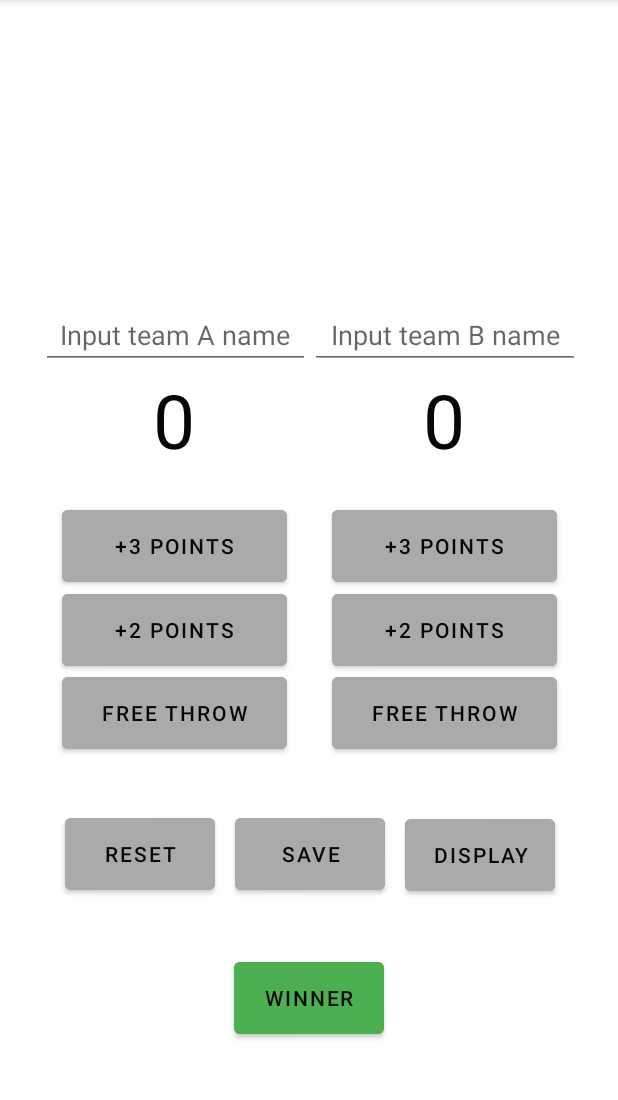
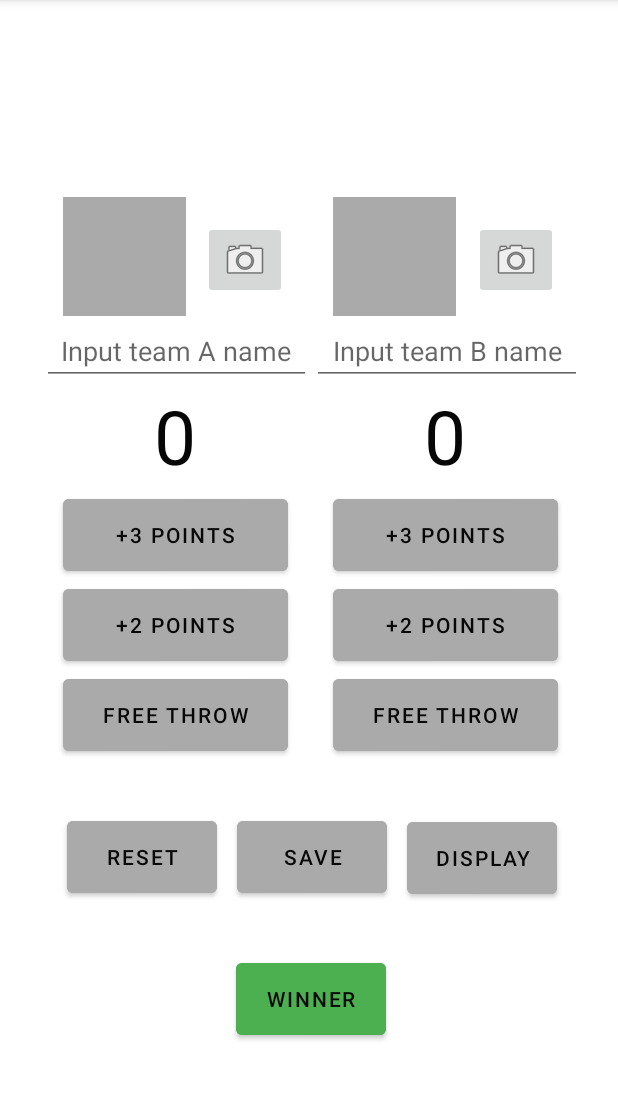
Before and after one commit to vandrews7/CS4518-Programming3, an Android app: the screen it shows after launch (MainActivity), after a tap on an icon or button, on a phone screen of 412 x 824 dp, the part 84-1184 px from its top. Run offline under Robolectric (Android 15) with nearby library versions, the phone set to English and light mode, and no system bars.

Commit message:
adding image space and button to layout

```diff
--- a/app/src/main/java/com/example/basketballcounter/Game.kt
+++ b/app/src/main/java/com/example/basketballcounter/Game.kt
@@ -9,4 +9,7 @@ data class Game(val id: UUID = UUID.randomUUID(),
                 var scoreA: Int = 0,
                 var scoreB: Int = 0,
                 var date: Date = Date()
-)
+){
+    val photoFileName
+        get() = "IMG_$id.jpg"
+}
--- a/app/src/main/java/com/example/basketballcounter/GameFragment.kt
+++ b/app/src/main/java/com/example/basketballcounter/GameFragment.kt
@@ -8,10 +8,7 @@ import android.util.Log
 import android.view.LayoutInflater
 import android.view.View
 import android.view.ViewGroup
-import android.widget.Button
-import android.widget.EditText
-import android.widget.TextView
-import android.widget.Toast
+import android.widget.*
 import androidx.fragment.app.Fragment
 import androidx.lifecycle.ViewModelProviders
 import java.util.*
@@ -42,6 +39,10 @@ class GameFragment: Fragment() {
     private lateinit var display: Button
     private lateinit var winnerBtn: Button
     private lateinit var winnerTxt: TextView
+    private lateinit var photoButtonA: ImageButton
+    private lateinit var photoButtonB: ImageButton
+    private lateinit var photoViewA: ImageView
+    private lateinit var photoViewB: ImageView
 
 
     override fun onCreate(savedInstanceState: Bundle?){
@@ -71,6 +72,10 @@ class GameFragment: Fragment() {
         resetBtn = view.findViewById(R.id.reset) as Button
         display = view.findViewById(R.id.displayBtn) as Button
         winnerBtn = view.findViewById(R.id.winner) as Button
+        photoButtonA = view.findViewById(R.id.imageButtonA)
+        photoButtonB = view.findViewById(R.id.imageButtonB)
+        photoViewA = view.findViewById(R.id.teamAIcon)
+        photoViewB = view.findViewById(R.id.teamBIcon)
 
         if(!activity!!.isFinishing && (scoreViewModel.getScoreA() > 0 || scoreViewModel.getScoreB() > 0)) {
             Log.i(TAG, "Persisting score across screen rotation")
--- a/app/src/main/res/layout/fragment_game.xml
+++ b/app/src/main/res/layout/fragment_game.xml
@@ -9,17 +9,17 @@
     <androidx.constraintlayout.widget.ConstraintLayout
         android:id="@+id/constraintLayout"
         android:layout_width="362dp"
-        android:layout_height="304dp"
+        android:layout_height="375dp"
         android:layout_marginStart="24dp"
-        android:layout_marginTop="182dp"
+        android:layout_marginTop="21dp"
         android:layout_marginEnd="24dp"
-        android:layout_marginBottom="245dp"
-        app:layout_constraintBottom_toBottomOf="parent"
         app:layout_constraintEnd_toEndOf="parent"
+        app:layout_constraintHorizontal_bias="1.0"
         app:layout_constraintStart_toStartOf="parent"
-        app:layout_constraintTop_toTopOf="parent">
+        app:layout_constraintTop_toBottomOf="@+id/winnerDisp">
 
         <View
+            android:id="@+id/view"
             android:layout_width="1dp"
             android:layout_height="match_parent"
             android:layout_marginEnd="181dp"
@@ -39,8 +39,7 @@
             app:layout_constraintBottom_toTopOf="@+id/scoreA"
             app:layout_constraintEnd_toStartOf="@+id/guideline5"
             app:layout_constraintHorizontal_bias="1.0"
-            app:layout_constraintStart_toStartOf="parent"
-            app:layout_constraintTop_toTopOf="parent" />
+            app:layout_constraintStart_toStartOf="parent" />
 
         <androidx.constraintlayout.widget.Guideline
             android:id="@+id/guideline5"
@@ -63,32 +62,28 @@
             android:layout_height="45dp"
             android:hint="@string/teamB_hint"
             android:textAlignment="center"
+            app:layout_constraintBottom_toTopOf="@+id/scoreB"
             app:layout_constraintEnd_toEndOf="parent"
-            app:layout_constraintHorizontal_bias="0.0"
-            app:layout_constraintStart_toEndOf="@+id/teamA"
-            app:layout_constraintTop_toTopOf="parent" />
+            app:layout_constraintStart_toEndOf="@+id/teamA" />
 
         <TextView
             android:id="@+id/scoreB"
             android:layout_width="180dp"
-            android:layout_height="90dp"
-            android:layout_marginBottom="169dp"
+            android:layout_height="70dp"
             android:text="0"
             android:textAlignment="center"
             android:textColor="#070707"
             android:textSize="50sp"
-            app:layout_constraintBottom_toBottomOf="parent"
+            app:layout_constraintBottom_toTopOf="@+id/Bpoints3"
             app:layout_constraintEnd_toEndOf="parent"
             app:layout_constraintHorizontal_bias="0.0"
-            app:layout_constraintStart_toEndOf="@+id/scoreA"
-            app:layout_constraintTop_toBottomOf="@+id/teamB" />
+            app:layout_constraintStart_toEndOf="@+id/scoreA" />
 
         <Button
             android:id="@+id/Apoints3"
             android:layout_width="150dp"
             android:layout_height="60dp"
             android:layout_marginStart="16dp"
-            android:layout_marginTop="2dp"
             android:layout_marginEnd="197dp"
             android:backgroundTint="@android:color/darker_gray"
             android:text="@string/three"
@@ -96,68 +91,59 @@
             app:layout_constraintBottom_toTopOf="@+id/Apoints2"
             app:layout_constraintEnd_toEndOf="parent"
             app:layout_constraintHorizontal_bias="0.0"
-            app:layout_constraintStart_toStartOf="parent"
-            app:layout_constraintTop_toBottomOf="@+id/scoreA" />
+            app:layout_constraintStart_toStartOf="parent" />
 
         <Button
             android:id="@+id/Apoints2"
             android:layout_width="150dp"
             android:layout_height="60dp"
             android:layout_marginStart="16dp"
-            android:layout_marginTop="50dp"
             android:layout_marginEnd="198dp"
-            android:layout_marginBottom="50dp"
             android:backgroundTint="@android:color/darker_gray"
             android:text="@string/two"
             android:textColor="#070707"
-            app:layout_constraintBottom_toBottomOf="parent"
+            app:layout_constraintBottom_toTopOf="@+id/Afree"
             app:layout_constraintEnd_toEndOf="parent"
             app:layout_constraintHorizontal_bias="0.0"
-            app:layout_constraintStart_toStartOf="parent"
-            app:layout_constraintTop_toBottomOf="@+id/scoreA" />
+            app:layout_constraintStart_toStartOf="parent" />
 
         <Button
             android:id="@+id/Afree"
             android:layout_width="150dp"
             android:layout_height="60dp"
             android:layout_marginStart="16dp"
-            android:layout_marginTop="110dp"
             android:layout_marginEnd="196dp"
             android:backgroundTint="@android:color/darker_gray"
             android:text="@string/free_throw"
             android:textColor="#070707"
             app:layout_constraintBottom_toBottomOf="parent"
             app:layout_constraintEnd_toEndOf="parent"
-            app:layout_constraintStart_toStartOf="parent"
-            app:layout_constraintTop_toBottomOf="@+id/scoreA" />
+            app:layout_constraintStart_toStartOf="parent" />
 
         <TextView
             android:id="@+id/scoreA"
             android:layout_width="180dp"
-            android:layout_height="90dp"
-            android:layout_marginBottom="169dp"
+            android:layout_height="70dp"
             android:text="0"
             android:textAlignment="center"
             android:textColor="#070707"
             android:textSize="50sp"
-            app:layout_constraintBottom_toBottomOf="parent"
+            app:layout_constraintBottom_toTopOf="@+id/Apoints3"
             app:layout_constraintEnd_toStartOf="@+id/guideline5"
-            app:layout_constraintStart_toStartOf="parent"
-            app:layout_constraintTop_toBottomOf="@+id/teamA" />
+            app:layout_constraintStart_toStartOf="parent" />
 
         <Button
             android:id="@+id/Bpoints3"
             android:layout_width="150dp"
             android:layout_height="60dp"
             android:layout_marginStart="196dp"
-            android:layout_marginTop="88dp"
             android:layout_marginEnd="16dp"
             android:backgroundTint="@android:color/darker_gray"
             android:text="@string/three"
             android:textColor="#070707"
+            app:layout_constraintBottom_toTopOf="@+id/Bpoints2"
             app:layout_constraintEnd_toEndOf="parent"
-            app:layout_constraintStart_toStartOf="parent"
-            app:layout_constraintTop_toBottomOf="@+id/teamB" />
+            app:layout_constraintStart_toStartOf="parent" />
 
         <Button
             android:id="@+id/Bpoints2"
@@ -170,23 +156,62 @@
             android:textColor="#070707"
             app:layout_constraintBottom_toTopOf="@+id/Bfree"
             app:layout_constraintEnd_toEndOf="parent"
-            app:layout_constraintStart_toStartOf="parent"
-            app:layout_constraintTop_toBottomOf="@+id/Bpoints3" />
+            app:layout_constraintStart_toStartOf="parent" />
 
         <Button
             android:id="@+id/Bfree"
             android:layout_width="150dp"
             android:layout_height="60dp"
             android:layout_marginStart="196dp"
-            android:layout_marginTop="199dp"
             android:layout_marginEnd="16dp"
             android:backgroundTint="@android:color/darker_gray"
             android:text="@string/free_throw"
             android:textColor="#070707"
             app:layout_constraintBottom_toBottomOf="parent"
             app:layout_constraintEnd_toEndOf="parent"
+            app:layout_constraintStart_toStartOf="parent" />
+
+        <ImageButton
+            android:id="@+id/imageButtonA"
+            android:layout_width="wrap_content"
+            android:layout_height="wrap_content"
+            android:layout_marginTop="16dp"
+            android:layout_marginEnd="16dp"
+            app:layout_constraintEnd_toStartOf="@+id/view"
+            app:layout_constraintTop_toTopOf="parent"
+            app:srcCompat="@android:drawable/ic_menu_camera" />
+
+        <ImageButton
+            android:id="@+id/imageButtonB"
+            android:layout_width="wrap_content"
+            android:layout_height="wrap_content"
+            android:layout_marginTop="16dp"
+            android:layout_marginEnd="16dp"
+            app:layout_constraintEnd_toEndOf="parent"
+            app:layout_constraintTop_toTopOf="parent"
+            app:srcCompat="@android:drawable/ic_menu_camera" />
+
+        <ImageView
+            android:id="@+id/teamAIcon"
+            android:layout_width="82dp"
+            android:layout_height="79dp"
+            android:layout_marginStart="16dp"
+            android:background="@android:color/darker_gray"
+            android:cropToPadding="true"
+            android:scaleType="centerInside"
             app:layout_constraintStart_toStartOf="parent"
-            app:layout_constraintTop_toBottomOf="@+id/teamB" />
+            app:layout_constraintTop_toTopOf="parent" />
+
+        <ImageView
+            android:id="@+id/teamBIcon"
+            android:layout_width="82dp"
+            android:layout_height="79dp"
+            android:layout_marginStart="16dp"
+            android:background="@android:color/darker_gray"
+            android:cropToPadding="true"
+            android:scaleType="centerInside"
+            app:layout_constraintStart_toEndOf="@+id/view"
+            app:layout_constraintTop_toTopOf="parent" />
 
     </androidx.constraintlayout.widget.ConstraintLayout>
 
@@ -194,11 +219,11 @@
         android:id="@+id/winner"
         android:layout_width="100dp"
         android:layout_height="60dp"
-        android:layout_marginTop="1dp"
         android:backgroundTint="#4CAF50"
         android:text="@string/winner"
         android:textColor="#0B0A0A"
         app:layout_constraintEnd_toEndOf="parent"
+        app:layout_constraintHorizontal_bias="0.504"
         app:layout_constraintStart_toStartOf="parent"
         app:layout_constraintTop_toBottomOf="@+id/constraintLayout3" />
 
@@ -207,14 +232,13 @@
         android:layout_width="300dp"
         android:layout_height="60dp"
         android:layout_marginStart="55dp"
-        android:layout_marginTop="70dp"
+        android:layout_marginTop="50dp"
         android:layout_marginEnd="56dp"
-        android:layout_marginBottom="52dp"
         android:textAlignment="center"
         android:textColor="#4CAF50"
         android:textSize="40sp"
-        app:layout_constraintBottom_toTopOf="@+id/constraintLayout"
         app:layout_constraintEnd_toEndOf="parent"
+        app:layout_constraintHorizontal_bias="0.0"
         app:layout_constraintStart_toStartOf="parent"
         app:layout_constraintTop_toTopOf="parent" />
 
@@ -222,9 +246,8 @@
         android:id="@+id/constraintLayout3"
         android:layout_width="362dp"
         android:layout_height="129dp"
-        app:layout_constraintBottom_toTopOf="@+id/winner"
         app:layout_constraintEnd_toEndOf="parent"
-        app:layout_constraintHorizontal_bias="0.5"
+        app:layout_constraintHorizontal_bias="0.53"
         app:layout_constraintStart_toStartOf="parent"
         app:layout_constraintTop_toBottomOf="@+id/constraintLayout">
 
--- /dev/null
+++ b/app/src/main/res/xml/files.xml
@@ -0,0 +1,4 @@
+<?xml version="1.0" encoding="utf-8"?>
+<paths>
+    <files-path name="team_photos" path="."/>
+</paths>
```
Also changed, not shown: app/src/main/AndroidManifest.xml (+9 -0 lines).
